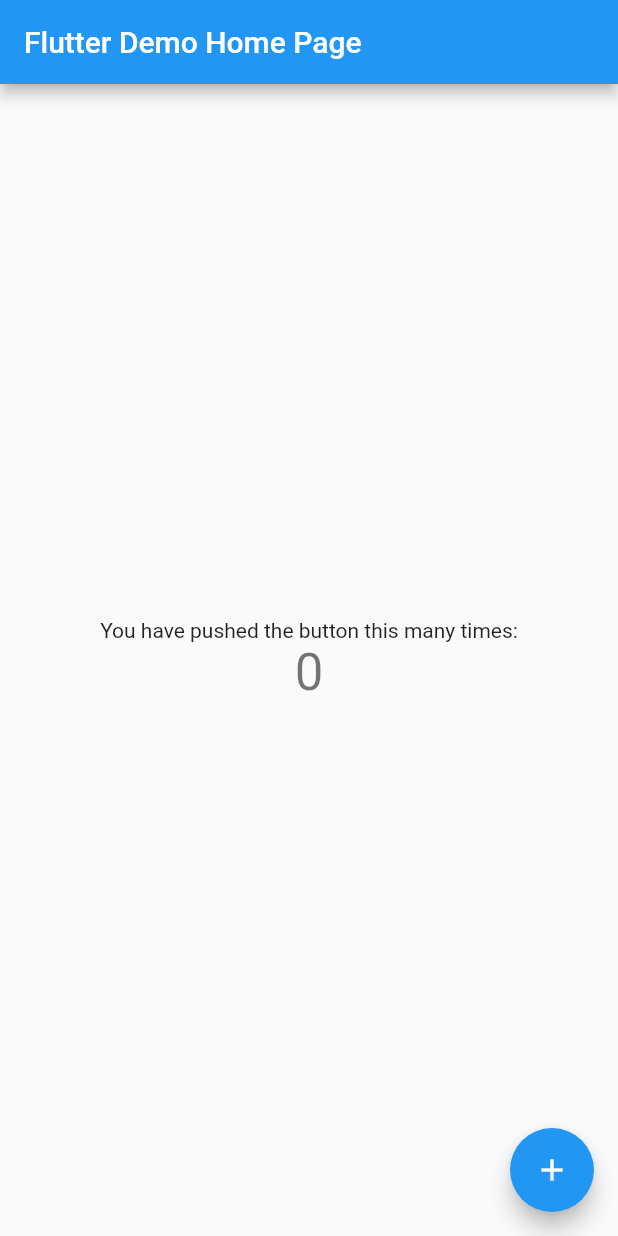
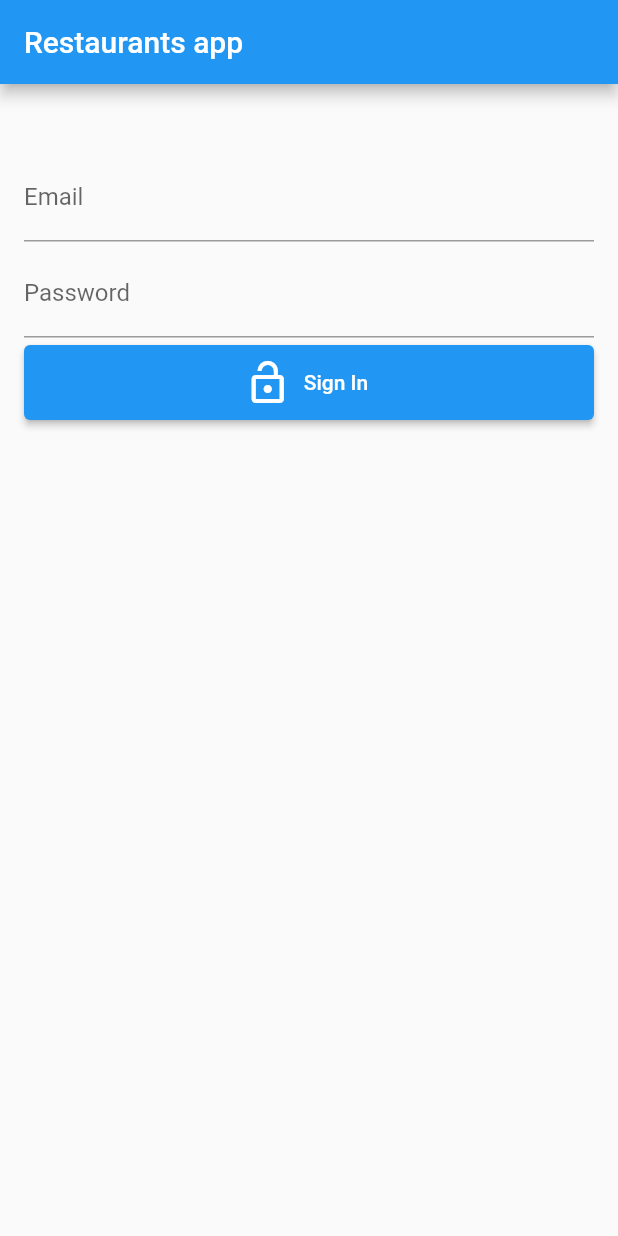
Before and after one commit to jpcorreap/clevelandart-mobile-app, a Flutter app: the screen it shows after launch, on a phone screen of 412 x 824 dp. Run offline on Flutter 3.47's test engine with Material 2 defaults, Android fonts, the phone set to English and light mode, and no system bars; our stand-ins replace firebase_auth, firebase_core; accounts and stored records are empty.

Commit message:
Login works

```diff
--- a/lib/main.dart
+++ b/lib/main.dart
@@ -1,118 +1,50 @@
+import 'package:firebase_auth/firebase_auth.dart';
 import 'package:firebase_core/firebase_core.dart';
 import 'package:flutter/material.dart';
+import 'package:restaurants_app/screens/home.dart';
+import 'package:restaurants_app/screens/login.dart';
 
 Future main() async {
   WidgetsFlutterBinding.ensureInitialized();
   await Firebase.initializeApp();
-  runApp(const MyApp());
+  runApp(const Main());
 }
 
-class MyApp extends StatelessWidget {
-  const MyApp({Key? key}) : super(key: key);
+class Main extends StatelessWidget {
+  const Main({Key? key}) : super(key: key);
 
-  // This widget is the root of your application.
   @override
   Widget build(BuildContext context) {
     return MaterialApp(
       title: 'Flutter Demo',
       theme: ThemeData(
-        // This is the theme of your application.
-        //
-        // Try running your application with "flutter run". You'll see the
-        // application has a blue toolbar. Then, without quitting the app, try
-        // changing the primarySwatch below to Colors.green and then invoke
-        // "hot reload" (press "r" in the console where you ran "flutter run",
-        // or simply save your changes to "hot reload" in a Flutter IDE).
-        // Notice that the counter didn't reset back to zero; the application
-        // is not restarted.
         primarySwatch: Colors.blue,
       ),
-      home: const MyHomePage(title: 'Flutter Demo Home Page'),
+      home: const Wrapper(),
     );
   }
 }
 
-class MyHomePage extends StatefulWidget {
-  const MyHomePage({Key? key, required this.title}) : super(key: key);
-
-  // This widget is the home page of your application. It is stateful, meaning
-  // that it has a State object (defined below) that contains fields that affect
-  // how it looks.
-
-  // This class is the configuration for the state. It holds the values (in this
-  // case the title) provided by the parent (in this case the App widget) and
-  // used by the build method of the State. Fields in a Widget subclass are
-  // always marked "final".
-
-  final String title;
-
-  @override
-  State<MyHomePage> createState() => _MyHomePageState();
-}
-
-class _MyHomePageState extends State<MyHomePage> {
-  int _counter = 0;
-
-  void _incrementCounter() {
-    setState(() {
-      // This call to setState tells the Flutter framework that something has
-      // changed in this State, which causes it to rerun the build method below
-      // so that the display can reflect the updated values. If we changed
-      // _counter without calling setState(), then the build method would not be
-      // called again, and so nothing would appear to happen.
-      _counter++;
-    });
-  }
+class Wrapper extends StatelessWidget {
+  const Wrapper({Key? key}) : super(key: key);
 
   @override
   Widget build(BuildContext context) {
-    // This method is rerun every time setState is called, for instance as done
-    // by the _incrementCounter method above.
-    //
-    // The Flutter framework has been optimized to make rerunning build methods
-    // fast, so that you can just rebuild anything that needs updating rather
-    // than having to individually change instances of widgets.
     return Scaffold(
-      appBar: AppBar(
-        // Here we take the value from the MyHomePage object that was created by
-        // the App.build method, and use it to set our appbar title.
-        title: Text(widget.title),
-      ),
-      body: Center(
-        // Center is a layout widget. It takes a single child and positions it
-        // in the middle of the parent.
-        child: Column(
-          // Column is also a layout widget. It takes a list of children and
-          // arranges them vertically. By default, it sizes itself to fit its
-          // children horizontally, and tries to be as tall as its parent.
-          //
-          // Invoke "debug painting" (press "p" in the console, choose the
-          // "Toggle Debug Paint" action from the Flutter Inspector in Android
-          // Studio, or the "Toggle Debug Paint" command in Visual Studio Code)
-          // to see the wireframe for each widget.
-          //
-          // Column has various properties to control how it sizes itself and
-          // how it positions its children. Here we use mainAxisAlignment to
-          // center the children vertically; the main axis here is the vertical
-          // axis because Columns are vertical (the cross axis would be
-          // horizontal).
-          mainAxisAlignment: MainAxisAlignment.center,
-          children: <Widget>[
-            const Text(
-              'You have pushed the button this many times:',
-            ),
-            Text(
-              '$_counter',
-              style: Theme.of(context).textTheme.headline4,
-            ),
-          ],
+        appBar: AppBar(
+          // Here we take the value from the MyHomePage object that was created by
+          // the App.build method, and use it to set our appbar title.
+          title: const Text("Restaurants app"),
         ),
-      ),
-      floatingActionButton: FloatingActionButton(
-        onPressed: _incrementCounter,
-        tooltip: 'Increment',
-        child: const Icon(Icons.add),
-      ), // This trailing comma makes auto-formatting nicer for build methods.
-    );
+        body: StreamBuilder<User?>(
+          stream: FirebaseAuth.instance.authStateChanges(),
+          builder: (context, snapshot) {
+            if (snapshot.hasData) {
+              return Home();
+            } else {
+              return Login();
+            }
+          },
+        ));
   }
 }
--- a/lib/screens/login.dart
+++ b/lib/screens/login.dart
@@ -0,0 +1,60 @@
+import 'package:firebase_auth/firebase_auth.dart';
+import 'package:flutter/material.dart';
+
+class Login extends StatefulWidget {
+  @override
+  _LoginState createState() => _LoginState();
+}
+
+class _LoginState extends State<Login> {
+  final emailController = TextEditingController();
+  final passwordController = TextEditingController();
+
+  @override
+  void dispose() {
+    emailController.dispose();
+    passwordController.dispose();
+    super.dispose();
+  }
+
+  @override
+  Widget build(BuildContext context) => SingleChildScrollView(
+        padding: const EdgeInsets.all(16),
+        child: Column(
+          mainAxisAlignment: MainAxisAlignment.center,
+          children: [
+            const SizedBox(
+              height: 30,
+            ),
+            TextField(
+              controller: emailController,
+              textInputAction: TextInputAction.next,
+              decoration: const InputDecoration(labelText: "Email"),
+            ),
+            const SizedBox(height: 5),
+            TextField(
+              controller: passwordController,
+              textInputAction: TextInputAction.next,
+              decoration: const InputDecoration(labelText: "Password"),
+            ),
+            const SizedBox(height: 5),
+            ElevatedButton.icon(
+              style: ElevatedButton.styleFrom(minimumSize: Size.fromHeight(50)),
+              icon: Icon(Icons.lock_open, size: 32),
+              label: Text("Sign In"),
+              onPressed: signIn,
+            )
+          ],
+        ),
+      );
+
+  Future signIn() async {
+    try {
+      await FirebaseAuth.instance.signInWithEmailAndPassword(
+          email: emailController.text.trim(),
+          password: passwordController.text.trim());
+    } catch (e) {
+      print(e);
+    }
+  }
+}
--- a/pubspec.yaml
+++ b/pubspec.yaml
@@ -35,6 +35,7 @@ dependencies:
   cupertino_icons: ^1.0.3
 
   cloud_firestore: ^3.1.17
+  firebase_auth: ^3.3.19
 
 dev_dependencies:
   flutter_test:
```
Also changed, not shown: lib/screens/home.dart (added, +29 -0 lines), pubspec.lock, 1 other file.
